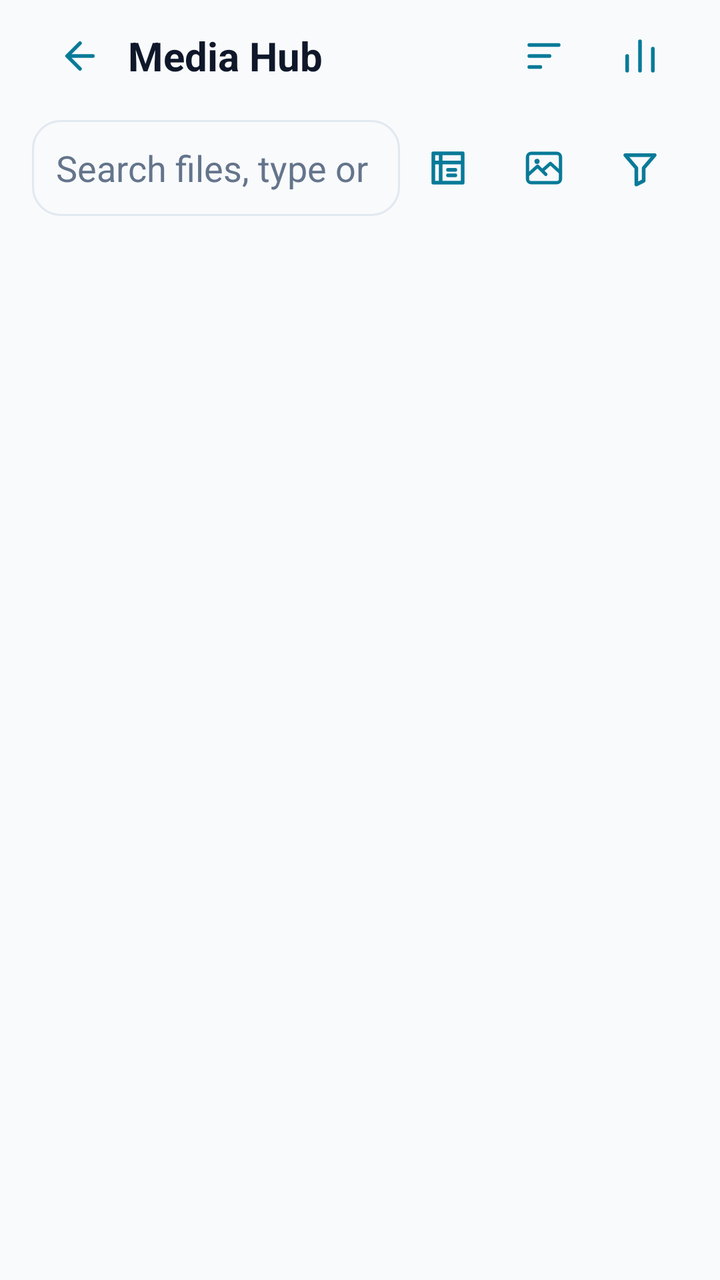
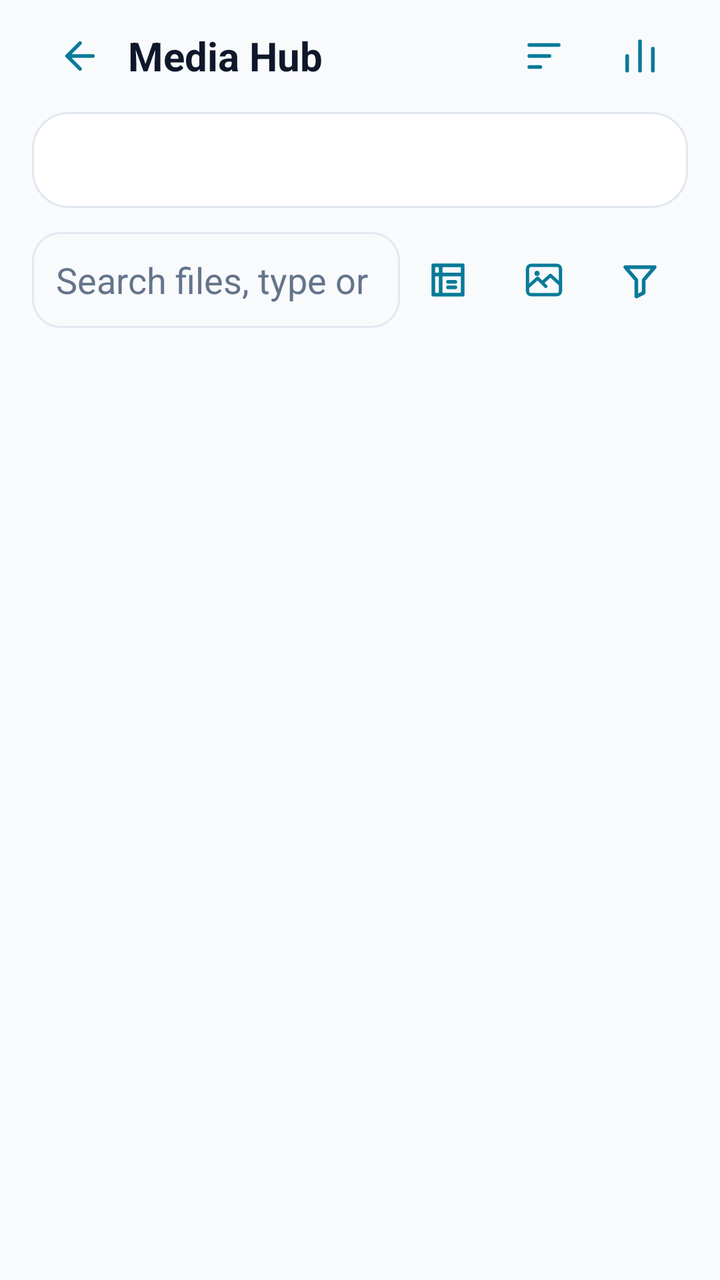

Two renders of the same Android screen: before a commit and after it. Below are the layout's source before the change and the commit's diff.
<!-- AndroidManifest.xml: application theme Theme.Levix -->
<!-- res/layout/activity_media_hub.xml -->
<?xml version="1.0" encoding="utf-8"?>
<LinearLayout xmlns:android="http://schemas.android.com/apk/res/android"
    android:id="@+id/mediaRoot"
    android:layout_width="match_parent"
    android:layout_height="match_parent"
    android:orientation="vertical"
    android:paddingStart="16dp"
    android:paddingEnd="16dp">

    <LinearLayout
        android:layout_width="match_parent"
        android:layout_height="56dp"
        android:gravity="center_vertical"
        android:orientation="horizontal">
        <androidx.appcompat.widget.AppCompatImageButton
            android:id="@+id/mediaBack"
            style="@style/Widget.Levix.MediaIconButton"
            android:src="@drawable/ic_media_back"
            android:contentDescription="@string/media_back" />
        <TextView
            android:layout_width="0dp"
            android:layout_height="wrap_content"
            android:layout_weight="1"
            android:ellipsize="end"
            android:maxLines="1"
            android:text="@string/media_hub_title"
            android:textColor="@color/levix_text"
            android:textSize="20sp"
            android:textStyle="bold" />
        <androidx.appcompat.widget.AppCompatImageButton
            android:id="@+id/mediaSort"
            style="@style/Widget.Levix.MediaIconButton"
            android:src="@drawable/ic_media_sort"
            android:contentDescription="@string/media_sort" />
        <androidx.appcompat.widget.AppCompatImageButton
            android:id="@+id/mediaInsights"
            style="@style/Widget.Levix.MediaIconButton"
            android:src="@drawable/ic_media_insights"
            android:contentDescription="@string/media_insights" />
    </LinearLayout>

    <LinearLayout
        android:layout_width="match_parent"
        android:layout_height="56dp"
        android:layout_marginBottom="8dp"
        android:gravity="center_vertical"
        android:orientation="horizontal">
        <EditText
            android:id="@+id/mediaSearch"
            android:layout_width="0dp"
            android:layout_height="48dp"
            android:layout_weight="1"
            android:background="@drawable/bg_card_raised"
            android:hint="@string/media_search"
            android:importantForAutofill="no"
            android:inputType="text"
            android:maxLines="1"
            android:paddingStart="12dp"
            android:paddingEnd="12dp"
            android:textColor="@color/levix_text"
            android:textColorHint="@color/levix_text_muted" />
        <androidx.appcompat.widget.AppCompatImageButton
            android:id="@+id/mediaSource"
            style="@style/Widget.Levix.MediaIconButton"
            android:src="@drawable/ic_media_source"
            android:contentDescription="@string/media_source" />
        <androidx.appcompat.widget.AppCompatImageButton
            android:id="@+id/mediaKind"
            style="@style/Widget.Levix.MediaIconButton"
            android:src="@drawable/ic_card_media"
            android:contentDescription="@string/media_category" />
        <androidx.appcompat.widget.AppCompatImageButton
            android:id="@+id/mediaFilter"
            style="@style/Widget.Levix.MediaIconButton"
            android:src="@drawable/ic_media_filter"
            android:contentDescription="@string/media_filter" />
    </LinearLayout>

    <LinearLayout
        android:id="@+id/mediaBanner"
        android:layout_width="match_parent"
        android:layout_height="wrap_content"
        android:layout_marginBottom="8dp"
        android:background="@drawable/bg_card_panel"
        android:orientation="vertical"
        android:padding="14dp"
        android:visibility="gone">
        <TextView
            android:id="@+id/mediaBannerText"
            android:layout_width="match_parent"
            android:layout_height="wrap_content"
            android:textColor="@color/levix_text"
            android:textSize="14sp" />
        <LinearLayout
            style="?android:attr/buttonBarStyle"
            android:layout_width="match_parent"
            android:layout_height="wrap_content"
            android:orientation="horizontal">
            <Button
                android:id="@+id/mediaBannerAction"
                style="?android:attr/buttonBarButtonStyle"
                android:layout_width="wrap_content"
                android:layout_height="48dp"
                android:layout_marginTop="8dp"
                android:text="@string/media_allow" />
            <Button
                android:id="@+id/mediaBannerOther"
                style="?android:attr/buttonBarButtonStyle"
                android:layout_width="wrap_content"
                android:layout_height="48dp"
                android:layout_marginStart="8dp"
                android:layout_marginTop="8dp"
                android:text="@string/media_settings"
                android:visibility="gone" />
        </LinearLayout>
    </LinearLayout>

    <TextView
        android:id="@+id/mediaCount"
        android:layout_width="match_parent"
        android:layout_height="wrap_content"
        android:paddingTop="4dp"
        android:paddingBottom="8dp"
        android:textColor="@color/levix_text_muted"
        android:textSize="13sp" />
    <androidx.recyclerview.widget.RecyclerView
        android:id="@+id/mediaList"
        android:layout_width="match_parent"
        android:layout_height="0dp"
        android:layout_weight="1"
        android:clipToPadding="false"
        android:paddingBottom="12dp" />

    <LinearLayout
        android:id="@+id/mediaSelection"
        android:layout_width="match_parent"
        android:layout_height="wrap_content"
        android:background="@drawable/bg_card_raised"
        android:baselineAligned="false"
        android:gravity="center_vertical"
        android:orientation="horizontal"
        android:padding="6dp"
        android:visibility="gone">
        <TextView
            android:id="@+id/mediaSelectionCount"
            android:layout_width="0dp"
            android:layout_height="wrap_content"
            android:layout_marginStart="10dp"
            android:layout_weight="1"
            android:textColor="@color/levix_text"
            android:textSize="14sp" />
        <androidx.appcompat.widget.AppCompatImageButton
            android:id="@+id/mediaSave"
            style="@style/Widget.Levix.MediaIconButton"
            android:src="@drawable/ic_save"
            android:contentDescription="@string/media_save" />
        <androidx.appcompat.widget.AppCompatImageButton
            android:id="@+id/mediaShare"
            style="@style/Widget.Levix.MediaIconButton"
            android:src="@drawable/ic_share"
            android:contentDescription="@string/media_share" />
        <androidx.appcompat.widget.AppCompatImageButton
            android:id="@+id/mediaDelete"
            style="@style/Widget.Levix.MediaIconButton"
            android:src="@drawable/ic_media_delete"
            android:contentDescription="@string/media_delete" />
        <androidx.appcompat.widget.AppCompatImageButton
            android:id="@+id/mediaMore"
            style="@style/Widget.Levix.MediaIconButton"
            android:src="@drawable/ic_media_more"
            android:contentDescription="@string/media_more" />
    </LinearLayout>
</LinearLayout>
<!-- resources referenced by this layout -->
<resources>
  <color name="levix_text">#0f172a</color>
  <color name="levix_text_muted">#64748b</color>
  <!-- drawable bg_card_panel (drawable) -->
  <?xml version="1.0" encoding="utf-8"?>
  <shape xmlns:android="http://schemas.android.com/apk/res/android"
      android:shape="rectangle">
      <solid android:color="@color/levix_panel" />
      <stroke
          android:width="1dp"
          android:color="@color/levix_border" />
      <corners android:radius="18dp" />
  </shape>
  <!-- drawable bg_card_raised (drawable) -->
  <?xml version="1.0" encoding="utf-8"?>
  <shape xmlns:android="http://schemas.android.com/apk/res/android"
      android:shape="rectangle">
      <solid android:color="@color/levix_panel_raised" />
      <stroke
          android:width="1dp"
          android:color="@color/levix_border" />
      <corners android:radius="14dp" />
  </shape>
  <!-- drawable ic_media_more (drawable) -->
  <vector xmlns:android="http://schemas.android.com/apk/res/android"
      android:width="24dp" android:height="24dp"
      android:viewportWidth="24" android:viewportHeight="24">
      <path android:strokeColor="@color/levix_cyan" android:strokeWidth="2"
          android:strokeLineCap="round" android:strokeLineJoin="round"
          android:fillColor="@android:color/transparent" android:pathData="M12,4V5M12,11V13M12,19V20" />
  </vector>
  <!-- drawable ic_media_sort (drawable) -->
  <vector xmlns:android="http://schemas.android.com/apk/res/android"
      android:width="24dp" android:height="24dp"
      android:viewportWidth="24" android:viewportHeight="24">
      <path android:strokeColor="@color/levix_cyan" android:strokeWidth="2"
          android:strokeLineCap="round" android:strokeLineJoin="round"
          android:fillColor="@android:color/transparent" android:pathData="M4,6H20M4,12H15M4,18H10" />
  </vector>
  <!-- drawable ic_save (drawable) -->
  <vector xmlns:android="http://schemas.android.com/apk/res/android"
      android:width="20dp"
      android:height="20dp"
      android:viewportWidth="24"
      android:viewportHeight="24">
      <path
          android:strokeColor="@color/levix_cyan"
          android:strokeWidth="2"
          android:strokeLineCap="round"
          android:strokeLineJoin="round"
          android:pathData="M12,3V15M7.5,10.5L12,15L16.5,10.5M4,19H20" />
  </vector>
  <string name="media_allow">Allow media access</string>
  <string name="media_back">Back</string>
  <string name="media_category">Media type</string>
  <string name="media_delete">Delete</string>
  <string name="media_filter">Filter</string>
  <string name="media_hub_title">Media Hub</string>
  <string name="media_insights">Storage insights</string>
  <string name="media_more">More actions</string>
  <string name="media_save">Save</string>
  <string name="media_search">Search files, type or date</string>
  <string name="media_settings">App settings</string>
  <string name="media_share">Share</string>
  <string name="media_sort">Sort</string>
  <string name="media_source">Media source</string>
  <style name="Widget.Levix.MediaIconButton" parent="Widget.AppCompat.ImageButton">
          <item name="android:layout_width">48dp</item>
          <item name="android:layout_height">48dp</item>
          <item name="android:padding">13dp</item>
          <item name="android:background">?attr/selectableItemBackgroundBorderless</item>
          <item name="android:tint">@color/btn_panel_color</item>
          <item name="android:scaleType">fitCenter</item>
      </style>
  <style name="Theme.Levix" parent="Theme.Levix.Base" />
  <color name="levix_panel">#ffffff</color>
  <color name="levix_border">#e2e8f0</color>
  <color name="levix_panel_raised">#f8fafc</color>
  <color name="levix_cyan">#087a98</color>
  <color name="levix_blue_bright">#1757c2</color>
  <color name="levix_blue">#1757c2</color>
  <color name="levix_bg">#f8fafc</color>
  <!-- unchanged entries left out for length: 8 -->
</resources>

<!-- the commit's change to res/layout/activity_media_hub.xml (unified diff, before → after) -->
@@ -1,5 +1,6 @@
 <?xml version="1.0" encoding="utf-8"?>
 <LinearLayout xmlns:android="http://schemas.android.com/apk/res/android"
+    xmlns:app="http://schemas.android.com/apk/res-auto"
     android:id="@+id/mediaRoot"
     android:layout_width="match_parent"
     android:layout_height="match_parent"
@@ -38,6 +39,22 @@
             android:src="@drawable/ic_media_insights"
             android:contentDescription="@string/media_insights" />
     </LinearLayout>
+
+    
+    <com.google.android.material.tabs.TabLayout
+        android:id="@+id/mediaScope"
+        android:layout_width="match_parent"
+        android:layout_height="wrap_content"
+        android:layout_marginBottom="8dp"
+        android:background="@drawable/bg_card_panel"
+        android:contentDescription="@string/media_scope"
+        android:minHeight="48dp"
+        app:tabGravity="fill"
+        app:tabIndicatorColor="@color/levix_cyan"
+        app:tabMode="fixed"
+        app:tabRippleColor="@color/levix_cyan_soft"
+        app:tabSelectedTextColor="@color/levix_text"
+        app:tabTextColor="@color/levix_text_muted" />
 
     <LinearLayout
         android:layout_width="match_parent"
<!-- resource entries referenced after the edit -->
@@ -60,6 +60,7 @@
   <string name="media_insights">Storage insights</string>
   <string name="media_more">More actions</string>
   <string name="media_save">Save</string>
+  <string name="media_scope">Choose statuses or all media</string>
   <string name="media_search">Search files, type or date</string>
   <string name="media_settings">App settings</string>
   <string name="media_share">Share</string>
@@ -78,6 +79,7 @@
   <color name="levix_border">#e2e8f0</color>
   <color name="levix_panel_raised">#f8fafc</color>
   <color name="levix_cyan">#087a98</color>
+  <color name="levix_cyan_soft">#087a98</color>
   <color name="levix_blue_bright">#1757c2</color>
   <color name="levix_blue">#1757c2</color>
   <color name="levix_bg">#f8fafc</color>
